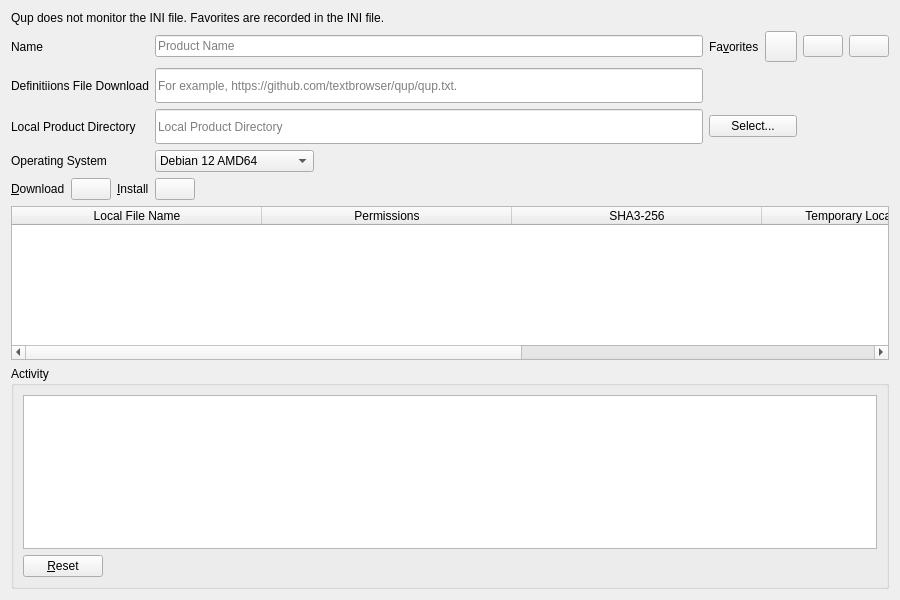
Qt form ui/qup_page.ui (textbrowser/qup) before a commit.
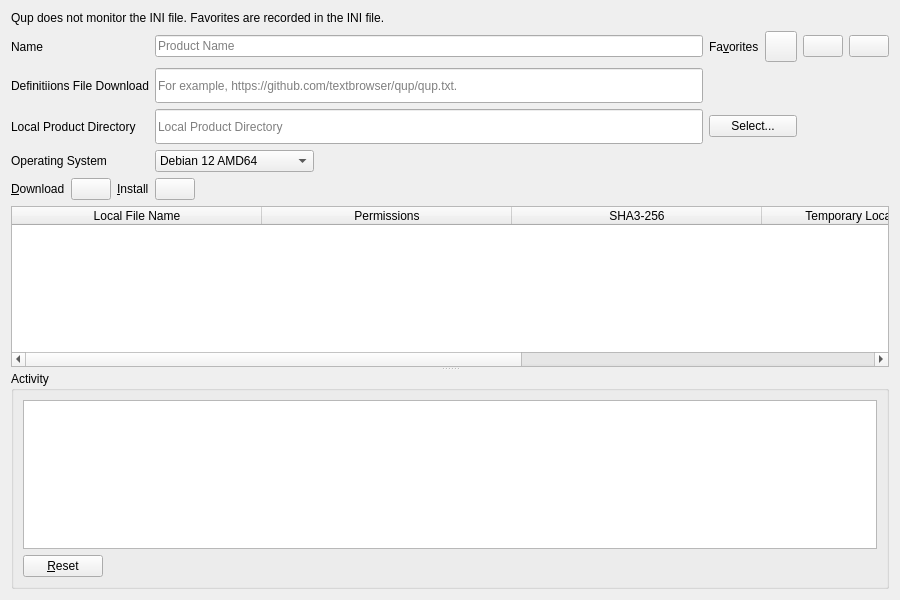
The same form after that commit. Icons and pictures are not drawn.

Commit message: Retain scrollbar value.

The edit to the form file:
```diff
--- a/ui/qup_page.ui
+++ b/ui/qup_page.ui
@@ -314,6 +314,10 @@
     </layout>
    </item>
    <item>
+    <widget class="QSplitter" name="splitter">
+     <property name="orientation">
+      <enum>Qt::Vertical</enum>
+     </property>
     <widget class="QTableWidget" name="files">
      <property name="alternatingRowColors">
       <bool>true</bool>
@@ -373,8 +377,6 @@
       </property>
      </column>
     </widget>
-   </item>
-   <item>
     <widget class="QGroupBox" name="groupBox">
      <property name="title">
       <string>Activity</string>
@@ -412,6 +414,7 @@
        </layout>
       </item>
      </layout>
+     </widget>
     </widget>
    </item>
   </layout>
```
Lines whose indentation alone changed are shown as unchanged. The commit also changes 1 other file.
